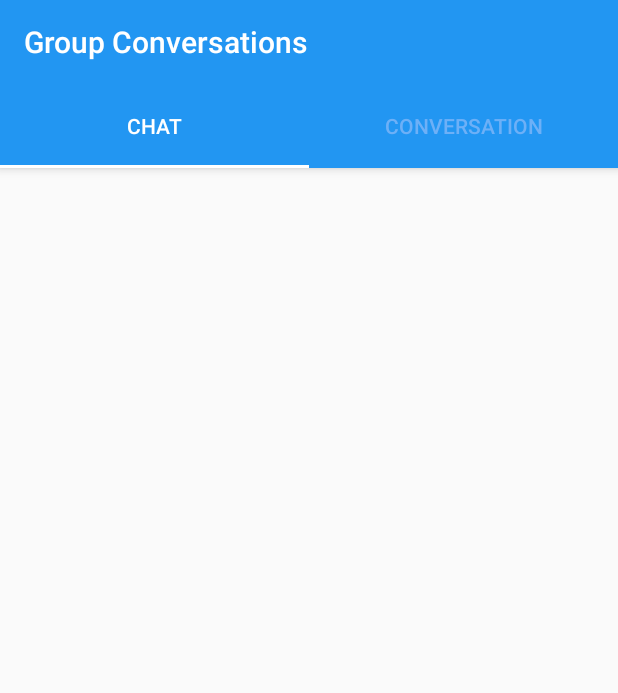
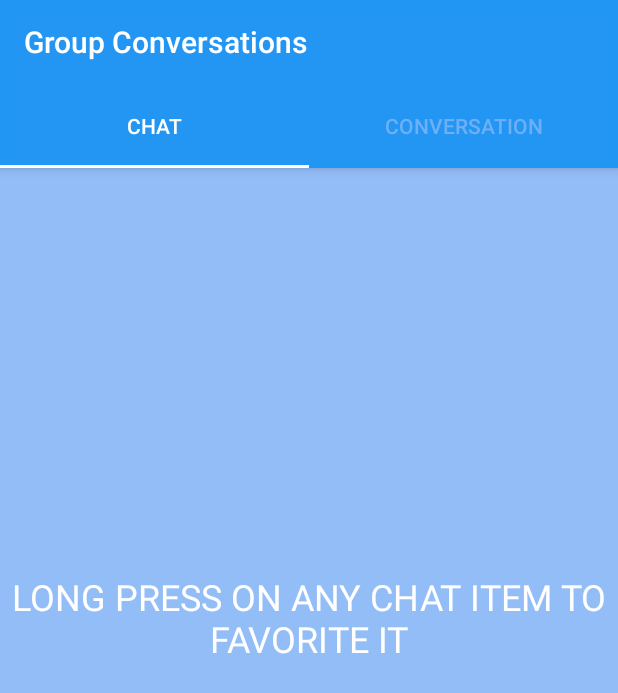
Before and after one commit to siddharth-shah/Haptik, an Android app: the screen it shows after launch (GroupChatActivity), on a phone screen of 412 x 824 dp. Shown: the top 693 px of the screen. Run offline under Robolectric (Android 15) with nearby library versions, the phone set to English and light mode, and no system bars; our stand-ins replace EventBus, data binding; 1 statement that could not run was skipped.

Commit message:
Added Tutorial

```diff
--- a/HaptikGroupChat/app/src/main/java/co/siddharth/haptikgroupchat/GroupChatActivity.java
+++ b/HaptikGroupChat/app/src/main/java/co/siddharth/haptikgroupchat/GroupChatActivity.java
@@ -7,6 +7,7 @@ import android.support.v4.app.Fragment;
 import android.support.v4.app.FragmentManager;
 import android.support.v4.app.FragmentPagerAdapter;
 import android.support.v7.app.AppCompatActivity;
+import android.view.View;
 
 import co.siddharth.haptikgroupchat.chat.GroupChatFragment;
 import co.siddharth.haptikgroupchat.data.GroupChatContainer;
@@ -28,6 +29,12 @@ public class GroupChatActivity extends AppCompatActivity implements GroupChatFra
         android.support.v4.view.PagerAdapter pagerAdapter = new PagerAdapter(fragmentManager);
         binding.chatViewPager.setAdapter(pagerAdapter);
         binding.groupChatTabs.setupWithViewPager(binding.chatViewPager);
+        binding.tutorial.setOnClickListener(new View.OnClickListener() {
+            @Override
+            public void onClick(View view) {
+                binding.tutorial.setVisibility(View.GONE);
+            }
+        });
     }
 
     @Override
--- a/HaptikGroupChat/app/src/main/res/layout/activity_main.xml
+++ b/HaptikGroupChat/app/src/main/res/layout/activity_main.xml
@@ -38,5 +38,20 @@
             android:layout_height="match_parent"
             app:layout_behavior="@string/appbar_scrolling_view_behavior" />
 
+        <FrameLayout
+            android:id="@+id/tutorial"
+            android:layout_width="match_parent"
+            android:layout_height="match_parent"
+            android:background="@color/light_translucent_blue">
+
+            <TextView
+                android:layout_width="wrap_content"
+                android:layout_height="wrap_content"
+                android:layout_gravity="center"
+                android:gravity="center"
+                android:textColor="@android:color/white"
+                android:text="LONG PRESS ON ANY CHAT ITEM TO FAVORITE IT"
+                android:textSize="24sp" />
+        </FrameLayout>
     </android.support.design.widget.CoordinatorLayout>
 </layout>
--- a/HaptikGroupChat/app/src/main/res/values/colors.xml
+++ b/HaptikGroupChat/app/src/main/res/values/colors.xml
@@ -6,6 +6,7 @@
     <color name="text_grey">#feadadad</color>
     <color name="translucent_blue">#af90bcf9</color>
     <color name="semi_translucent_blue">#7890bcf9</color>
+    <color name="light_translucent_blue">#c877acf7</color>
     <color name="text_black">#5a5c5b</color>
     <color name="background">#fffafafa</color>
 
```
